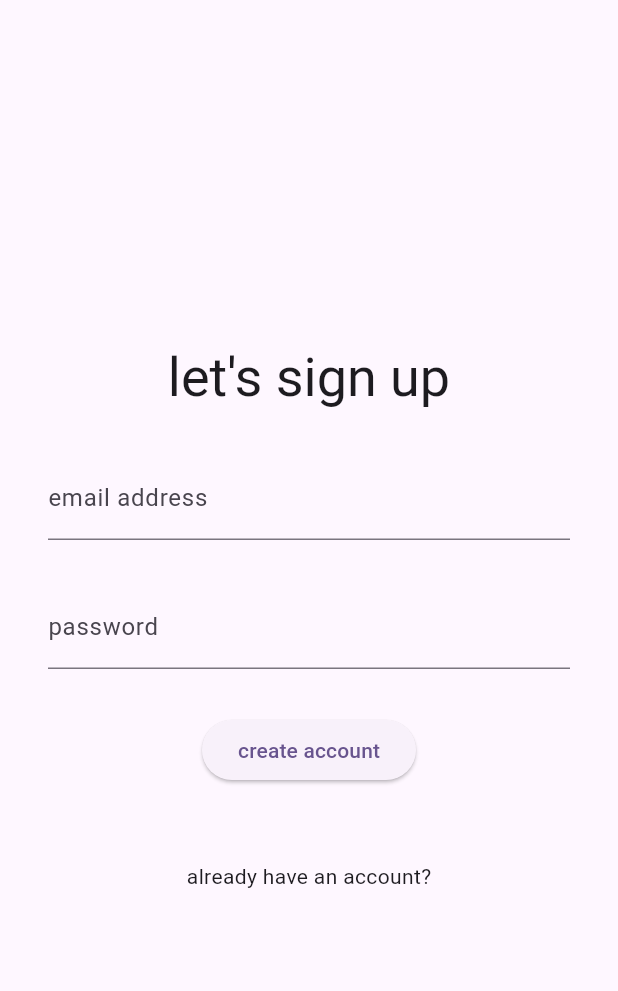
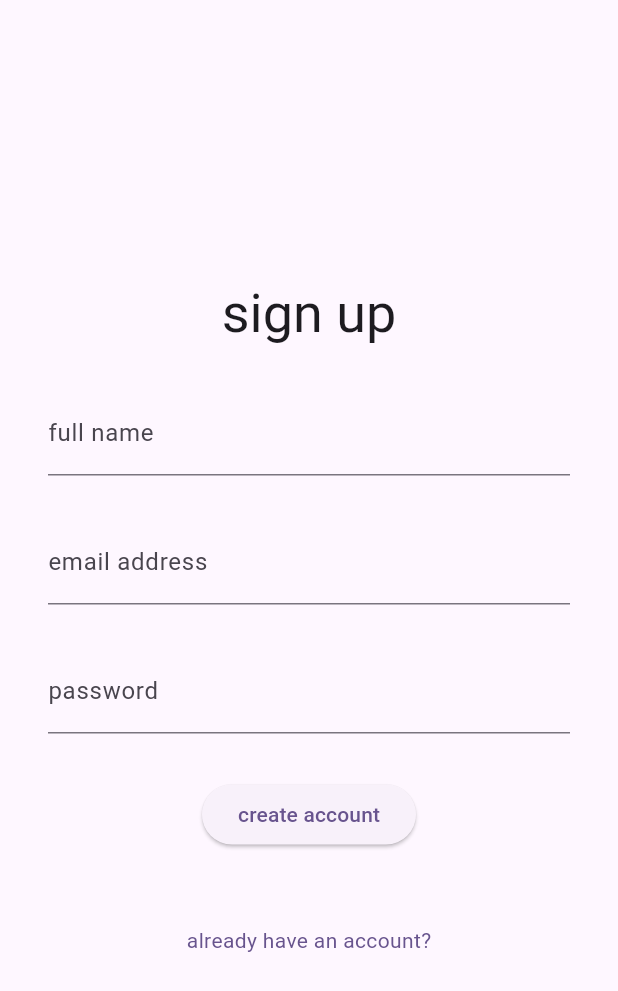
Before and after one commit to aryaniyaps/team_chat, a Flutter app: the screen it shows after launch, after a tap on "don't have an account?", on a phone screen of 412 x 824 dp. Shown: the top 991 px of the screen. Run offline on Flutter 3.47's test engine with Material 2 defaults, Android fonts, the phone set to English and light mode, and no system bars; drawn by our look-alikes of flutter_form_builder; our stand-ins replace flutter_riverpod, form_builder_validators, go_router, supabase_flutter; accounts and stored records are empty.

```diff
--- a/client/lib/signup/signup_page.dart
+++ b/client/lib/auth/signin_page.dart
@@ -1,21 +1,20 @@
 import 'dart:async';
 
 import 'package:client/core/supabase.dart';
-import 'package:flutter/foundation.dart';
 import 'package:flutter/material.dart';
 import 'package:flutter_form_builder/flutter_form_builder.dart';
 import 'package:form_builder_validators/form_builder_validators.dart';
 import 'package:go_router/go_router.dart';
 import 'package:supabase_flutter/supabase_flutter.dart';
 
-class SignUpPage extends StatefulWidget {
-  const SignUpPage({super.key});
+class SignInPage extends StatefulWidget {
+  const SignInPage({super.key});
 
   @override
-  State<SignUpPage> createState() => _SignUpPageState();
+  State<SignInPage> createState() => _SignInPageState();
 }
 
-class _SignUpPageState extends State<SignUpPage> {
+class _SignInPageState extends State<SignInPage> {
   final _formKey = GlobalKey<FormBuilderState>();
 
   bool _isRedirecting = false;
@@ -57,7 +56,7 @@ class _SignUpPageState extends State<SignUpPage> {
                 mainAxisAlignment: MainAxisAlignment.center,
                 children: [
                   Text(
-                    "let's sign up",
+                    "sign in",
                     style: Theme.of(context).textTheme.displaySmall,
                   ),
                   const SizedBox(
@@ -84,7 +83,6 @@ class _SignUpPageState extends State<SignUpPage> {
                     validator: FormBuilderValidators.compose(
                       [
                         FormBuilderValidators.required(),
-                        FormBuilderValidators.minLength(12),
                       ],
                     ),
                     decoration: const InputDecoration(
@@ -101,22 +99,10 @@ class _SignUpPageState extends State<SignUpPage> {
 
                       if (state.saveAndValidate()) {
                         try {
-                          await supabase.auth.signUp(
+                          await supabase.auth.signInWithPassword(
                             password: state.value["password"],
                             email: state.value["email"],
-                            emailRedirectTo: kIsWeb
-                                ? null
-                                : 'io.supabase.flutterquickstart://login-callback/',
                           );
-                          if (mounted) {
-                            ScaffoldMessenger.of(context).showSnackBar(
-                              const SnackBar(
-                                content: Text(
-                                  "Check your inbox to confirm your email",
-                                ),
-                              ),
-                            );
-                          }
                         } on AuthException catch (error) {
                           ScaffoldMessenger.of(context).showSnackBar(
                             SnackBar(
@@ -133,16 +119,21 @@ class _SignUpPageState extends State<SignUpPage> {
                       }
                     },
                     child: const Text(
-                      "create account",
+                      "sign in",
                     ),
                   ),
                   const SizedBox(
                     height: 50,
                   ),
                   GestureDetector(
-                    child: const Text("already have an account?"),
+                    child: Text(
+                      "don't have an account?",
+                      style: TextStyle(
+                        color: Theme.of(context).colorScheme.primary,
+                      ),
+                    ),
                     onTap: () {
-                      context.go("/signin");
+                      context.go("/signup");
                     },
                   ),
                 ],
--- a/client/lib/signin/signin_page.dart
+++ b/client/lib/auth/signup_page.dart
@@ -1,20 +1,21 @@
 import 'dart:async';
 
 import 'package:client/core/supabase.dart';
+import 'package:flutter/foundation.dart';
 import 'package:flutter/material.dart';
 import 'package:flutter_form_builder/flutter_form_builder.dart';
 import 'package:form_builder_validators/form_builder_validators.dart';
 import 'package:go_router/go_router.dart';
 import 'package:supabase_flutter/supabase_flutter.dart';
 
-class SignInPage extends StatefulWidget {
-  const SignInPage({super.key});
+class SignUpPage extends StatefulWidget {
+  const SignUpPage({super.key});
 
   @override
-  State<SignInPage> createState() => _SignInPageState();
+  State<SignUpPage> createState() => _SignUpPageState();
 }
 
-class _SignInPageState extends State<SignInPage> {
+class _SignUpPageState extends State<SignUpPage> {
   final _formKey = GlobalKey<FormBuilderState>();
 
   bool _isRedirecting = false;
@@ -56,8 +57,22 @@ class _SignInPageState extends State<SignInPage> {
                 mainAxisAlignment: MainAxisAlignment.center,
                 children: [
                   Text(
-                    "let's sign in",
+                    "sign up",
                     style: Theme.of(context).textTheme.displaySmall,
+                  ),
+                  const SizedBox(height: 30),
+                  FormBuilderTextField(
+                    name: "full-name",
+                    validator: FormBuilderValidators.compose(
+                      [
+                        FormBuilderValidators.required(),
+                        FormBuilderValidators.maxLength(50),
+                      ],
+                    ),
+                    decoration: const InputDecoration(
+                      labelText: "full name",
+                      hintText: "enter your full name",
+                    ),
                   ),
                   const SizedBox(
                     height: 30,
@@ -83,6 +98,7 @@ class _SignInPageState extends State<SignInPage> {
                     validator: FormBuilderValidators.compose(
                       [
                         FormBuilderValidators.required(),
+                        FormBuilderValidators.minLength(12),
                       ],
                     ),
                     decoration: const InputDecoration(
@@ -99,10 +115,25 @@ class _SignInPageState extends State<SignInPage> {
 
                       if (state.saveAndValidate()) {
                         try {
-                          await supabase.auth.signInWithPassword(
+                          await supabase.auth.signUp(
                             password: state.value["password"],
                             email: state.value["email"],
+                            data: {
+                              "full_name": state.value["full-name"],
+                            },
+                            emailRedirectTo: kIsWeb
+                                ? null
+                                : 'io.supabase.flutterquickstart://login-callback/',
                           );
+                          if (mounted) {
+                            ScaffoldMessenger.of(context).showSnackBar(
+                              const SnackBar(
+                                content: Text(
+                                  "Check your inbox to confirm your email",
+                                ),
+                              ),
+                            );
+                          }
                         } on AuthException catch (error) {
                           ScaffoldMessenger.of(context).showSnackBar(
                             SnackBar(
@@ -119,16 +150,21 @@ class _SignInPageState extends State<SignInPage> {
                       }
                     },
                     child: const Text(
-                      "sign in",
+                      "create account",
                     ),
                   ),
                   const SizedBox(
                     height: 50,
                   ),
                   GestureDetector(
-                    child: const Text("don't have an account?"),
+                    child: Text(
+                      "already have an account?",
+                      style: TextStyle(
+                        color: Theme.of(context).colorScheme.primary,
+                      ),
+                    ),
                     onTap: () {
-                      context.go("/signup");
+                      context.go("/signin");
                     },
                   ),
                 ],
--- a/client/lib/main.dart
+++ b/client/lib/main.dart
@@ -1,6 +1,6 @@
+import 'package:client/auth/signin_page.dart';
+import 'package:client/auth/signup_page.dart';
 import 'package:client/home/home_page.dart';
-import 'package:client/signin/signin_page.dart';
-import 'package:client/signup/signup_page.dart';
 import 'package:flutter/material.dart';
 import 'package:flutter_riverpod/flutter_riverpod.dart';
 import 'package:go_router/go_router.dart';
@@ -58,7 +58,7 @@ class MyApp extends StatelessWidget {
   @override
   Widget build(BuildContext context) {
     return MaterialApp.router(
-      title: 'Flutter Demo',
+      title: 'Team Chat',
       debugShowCheckedModeBanner: false,
       routerConfig: _router,
       theme: ThemeData(
```
Also changed, not shown: client/lib/auth/repository.dart (added, +33 -0 lines).
